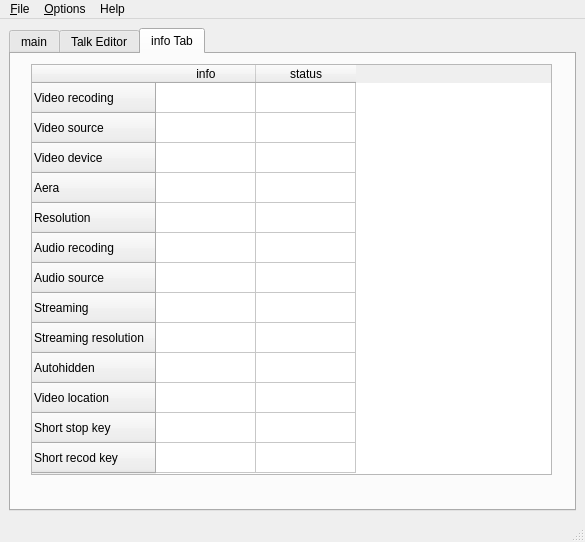
Freeseer/freeseer, file src/freeseer/frontend/default/forms/freeseer_ui_qt.ui: the form before one commit.
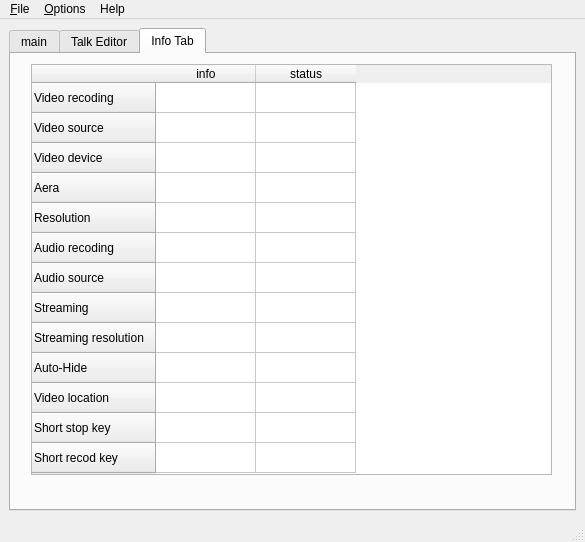
The form after the commit. Icons and pictures are not drawn.

The edit to the form file:
```diff
--- a/src/freeseer/frontend/default/forms/freeseer_ui_qt.ui
+++ b/src/freeseer/frontend/default/forms/freeseer_ui_qt.ui
@@ -555,7 +555,7 @@
       </widget>
       <widget class="QWidget" name="tab_2">
        <attribute name="title">
-        <string>info Tab</string>
+        <string>Info Tab</string>
        </attribute>
        <widget class="QTableWidget" name="tableWidget_infoTable">
         <property name="geometry">
@@ -634,7 +634,7 @@
         </row>
         <row>
          <property name="text">
-          <string>Autohidden</string>
+          <string>Auto-Hide</string>
          </property>
         </row>
         <row>
```
